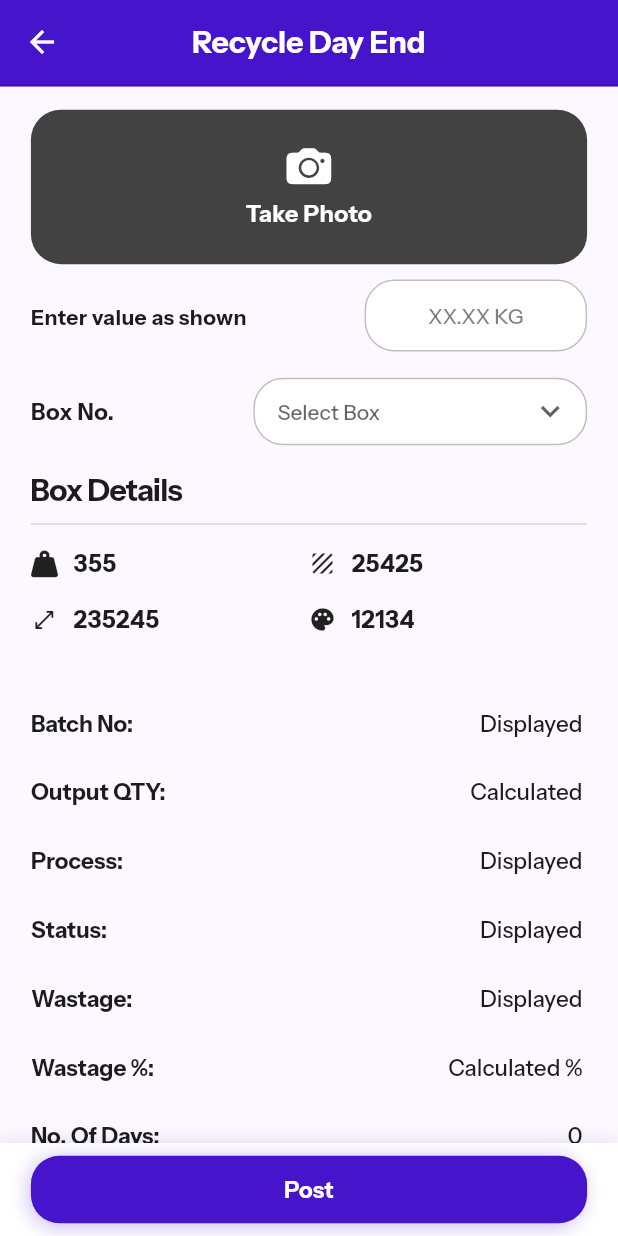
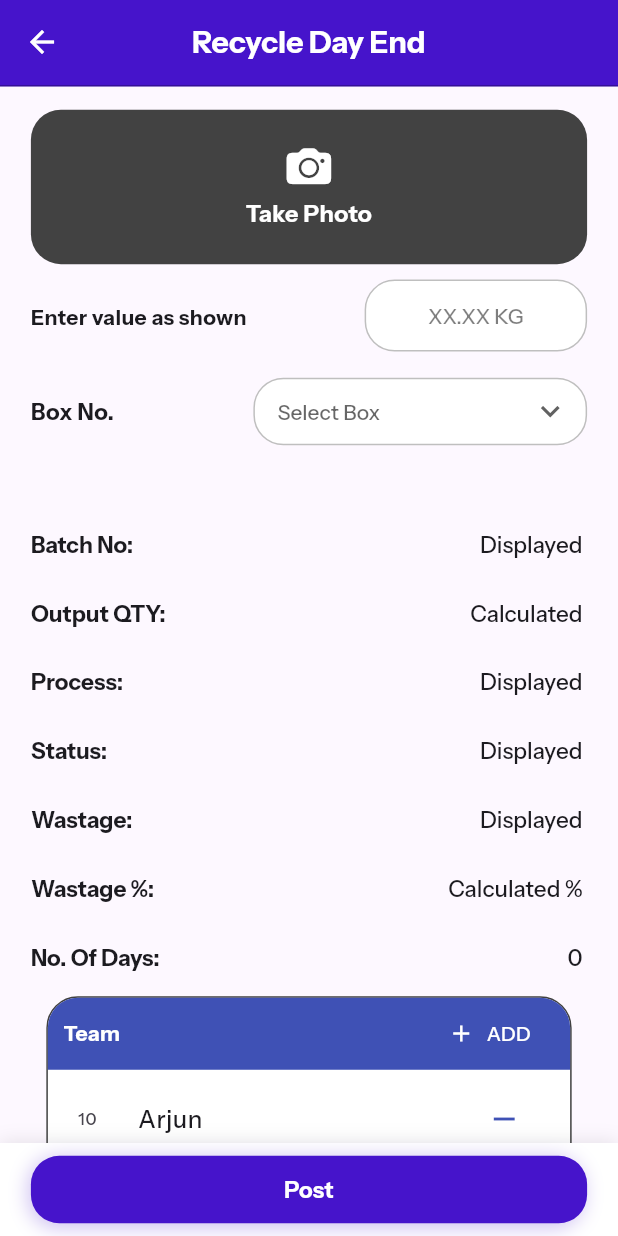
Before and after one commit to ananthuvs2000/dthexports, a Flutter app: the RecycleDayEndScreen screen opened directly, on a phone screen of 412 x 824 dp. Run offline on Flutter 3.47's test engine with Material 2 defaults, Android fonts, the light colour scheme and no system bars; our stand-ins replace flutter_screenutil, flutter_slidable, font_awesome_flutter, get, image_picker; network calls fail; project files that could hold a hidden picture were left out.

Commit message:
Daystart complete

```diff
--- a/lib/_common_widgets/box_info_display.dart
+++ b/lib/_common_widgets/box_info_display.dart
@@ -1,4 +1,5 @@
 import 'package:dth/_common_widgets/spacer.dart';
+import 'package:dth/_models/production_daystart_model.dart';
 import 'package:dth/theme/text_sizing.dart';
 import 'package:flutter/cupertino.dart';
 import 'package:flutter/material.dart';
@@ -6,18 +7,10 @@ import 'package:font_awesome_flutter/font_awesome_flutter.dart';
 
 class BoxInfoDisplay extends StatefulWidget {
   const BoxInfoDisplay({
-    required this.title,
-    required this.boxColor,
-    required this.boxTexture,
-    required this.boxSize,
-    required this.boxWeight,
+    required this.box,
     super.key,
   });
-  final String title;
-  final String boxColor;
-  final String boxSize;
-  final String boxTexture;
-  final String boxWeight;
+  final BoxData box;
 
   @override
   State<BoxInfoDisplay> createState() => _BoxInfoDisplayState();
@@ -30,7 +23,7 @@ class _BoxInfoDisplayState extends State<BoxInfoDisplay> {
       crossAxisAlignment: CrossAxisAlignment.start,
       children: [
         Text(
-          widget.title,
+          widget.box.boxRef,
           style: TextStyles.mainHeadingStyle,
         ),
         const Divider(),
@@ -43,25 +36,25 @@ class _BoxInfoDisplayState extends State<BoxInfoDisplay> {
             Center(
               child: InfoItem(
                 icon: FontAwesomeIcons.weightHanging,
-                label: widget.boxWeight,
+                label: widget.box.materialQty,
               ),
             ),
             Center(
               child: InfoItem(
                 icon: Icons.texture,
-                label: widget.boxTexture,
+                label: widget.box.textureRef,
               ),
             ),
             Center(
               child: InfoItem(
                 icon: CupertinoIcons.resize,
-                label: widget.boxSize,
+                label: widget.box.sizeRef,
               ),
             ),
             Center(
               child: InfoItem(
                 icon: Icons.palette,
-                label: widget.boxColor,
+                label: widget.box.colorRef,
               ),
             ),
           ],
--- a/lib/_models/production_daystart_model.dart
+++ b/lib/_models/production_daystart_model.dart
@@ -10,7 +10,7 @@ ProductionDayStartData productionDayStartDataFromJson(String str) =>
 String productionDayStartDataToJson(ProductionDayStartData data) => json.encode(data.toJson());
 
 class ProductionDayStartData {
-  List<BoxDatum> boxData;
+  List<BoxData> boxData;
   List<Workerdatum> workerdata;
 
   ProductionDayStartData({
@@ -19,7 +19,7 @@ class ProductionDayStartData {
   });
 
   factory ProductionDayStartData.fromJson(Map<String, dynamic> json) => ProductionDayStartData(
-        boxData: List<BoxDatum>.from(json["box_data"].map((x) => BoxDatum.fromJson(x))),
+        boxData: List<BoxData>.from(json["box_data"].map((x) => BoxData.fromJson(x))),
         workerdata: List<Workerdatum>.from(json["workerdata"].map((x) => Workerdatum.fromJson(x))),
       );
 
@@ -29,7 +29,7 @@ class ProductionDayStartData {
       };
 }
 
-class BoxDatum {
+class BoxData {
   int id;
   String batchCode;
   String boxRef;
@@ -42,7 +42,7 @@ class BoxDatum {
   DateTime createdAt;
   DateTime updatedAt;
 
-  BoxDatum({
+  BoxData({
     required this.id,
     required this.batchCode,
     required this.boxRef,
@@ -56,7 +56,7 @@ class BoxDatum {
     required this.updatedAt,
   });
 
-  factory BoxDatum.fromJson(Map<String, dynamic> json) => BoxDatum(
+  factory BoxData.fromJson(Map<String, dynamic> json) => BoxData(
         id: json["id"],
         batchCode: json["batch_code"],
         boxRef: json["box_ref"],
--- a/lib/_providers/production_daystart_provider.dart
+++ b/lib/_providers/production_daystart_provider.dart
@@ -6,7 +6,7 @@ class ProductionDayStartProvider extends ChangeNotifier {
   final ProductionDayStartService _productionDayStartService = ProductionDayStartService();
 
   late ProductionDayStartData _dayStartData = ProductionDayStartData(boxData: [], workerdata: []);
-  BoxDatum? _selectedBox;
+  BoxData? _selectedBox;
 
   Future<void> fetchDataAndUpdateState(String batchCode) async {
     try {
@@ -18,7 +18,7 @@ class ProductionDayStartProvider extends ChangeNotifier {
     }
   }
 
-  BoxDatum findBoxByBoxRef(String boxRef) {
+  BoxData findBoxByBoxRef(String boxRef) {
     // Return the box with the matching boxRef
     final foundBox = _dayStartData.boxData.firstWhere(
       (box) => box.boxRef == boxRef,
@@ -57,6 +57,6 @@ class ProductionDayStartProvider extends ChangeNotifier {
 // ALL GETTERS
   ProductionDayStartData get dayStartData => _dayStartData;
   List<Workerdatum> get workerDataList => _dayStartData.workerdata;
-  List<BoxDatum> get boxDataList => _dayStartData.boxData;
-  BoxDatum? get selectedBox => _selectedBox;
+  List<BoxData> get boxDataList => _dayStartData.boxData;
+  BoxData? get selectedBox => _selectedBox;
 }
--- a/lib/screens/recycle/rcl_day_end_page.dart
+++ b/lib/screens/recycle/rcl_day_end_page.dart
@@ -133,13 +133,13 @@ class _RecycleDayEndPageState extends State<RecycleDayEndScreen> {
 
                 /// Details of Stored Info Of Selected Box
                 hSpace(15),
-                const BoxInfoDisplay(
-                  title: 'Box Details',
-                  boxColor: '12134',
-                  boxTexture: '25425',
-                  boxSize: '235245',
-                  boxWeight: '355',
-                ),
+                // const BoxInfoDisplay(
+                //   title: 'Box Details',
+                //   boxColor: '12134',
+                //   boxTexture: '25425',
+                //   boxSize: '235245',
+                //   boxWeight: '355',
+                // ),
                 // Auto Calculated Field
                 hSpace(15),
 
--- a/lib/screens/standard/standard_page.dart
+++ b/lib/screens/standard/standard_page.dart
@@ -4,6 +4,7 @@ import 'package:dth/screens/standard/incoming/check_page.dart';
 import 'package:dth/screens/standard/outgoing/outgoing_page.dart';
 import 'package:dth/screens/standard/production/accepted_batch_selection.dart';
 import 'package:dth/screens/standard/production/production_day_end.dart';
+import 'package:dth/screens/standard/production/production_day_end_batch_selection.dart';
 import 'package:dth/theme/arrow_back.dart';
 import 'package:dth/theme/colors.dart';
 import 'package:dth/theme/layout.dart';
@@ -88,7 +89,7 @@ class _StandardScreenState extends State<StandardScreen> {
                         backgroundColor: Colors.white,
                         builder: (context) => productionModal(
                           destination1: const AccepedBatchSelectionPage(),
-                          destination2: const DayEndScreen(),
+                          destination2: const ProductionDayEndBatchSelectionPage(),
                         ),
                       ),
                     ),
```
Also changed, not shown: lib/_models/production_dayend_model.dart (added, +65 -0 lines), lib/_services/production_day_end_service.dart (added, +35 -0 lines), lib/screens/recycle/rcl_day_start_page.dart (+7 -7 lines), lib/screens/standard/production/production_day_end.dart (+21 -43 lines), lib/screens/standard/production/production_day_end_batch_selection.dart (added, +94 -0 lines), lib/screens/standard/production/production_day_start.dart (+1 -6 lines), lib/_providers/production_dayend_provider.dart (added).
